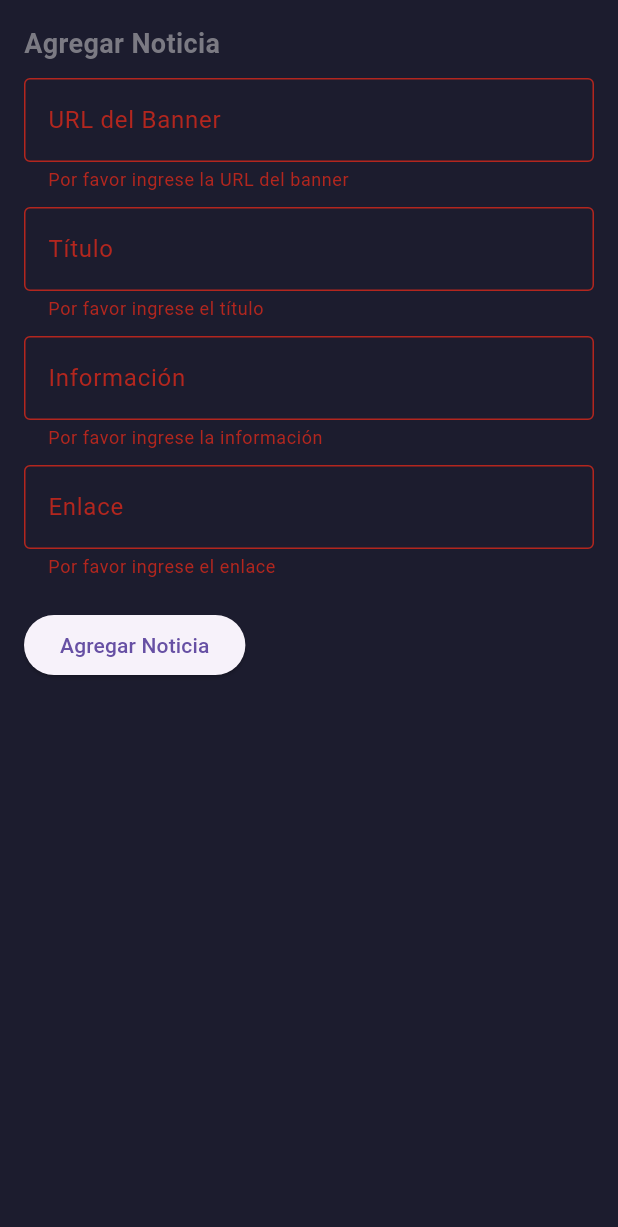
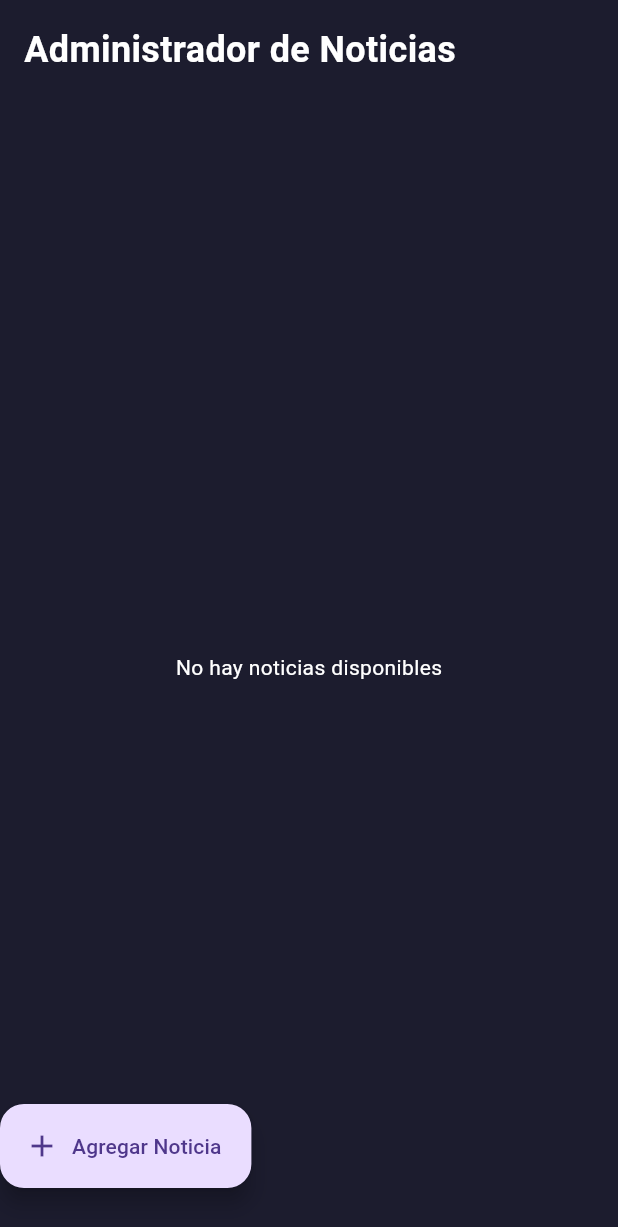
Before and after one commit to josesalber/APPS_BOOKS_2024, a Flutter app: the AddNews screen opened directly, after a tap on "Agregar Noticia", on a phone screen of 412 x 824 dp. Shown: the top 1227 px of the screen. Run offline on Flutter 3.47's test engine with Material 3 defaults, Android fonts, the light colour scheme and no system bars; our stand-ins replace animated_text_kit, carousel_slider, cloud_firestore, firebase_auth, firebase_core, flutter_html and 2 more; accounts and stored records are empty; network calls fail.

Commit message:
Final app

```diff
--- a/lib/services/fortnite_api.dart
+++ b/lib/services/fortnite_api.dart
@@ -28,4 +28,8 @@ class FortniteApi {
       throw Exception('Failed to load character images');
     }
   }
+
+  static String getImageUrl(String profileImageId) {
+    return 'https://fortnite-api.com/images/cosmetics/br/${profileImageId.toLowerCase()}/icon.png';
+  }
 }
--- a/lib/src/pages/HomePage/UserPage.dart
+++ b/lib/src/pages/HomePage/UserPage.dart
@@ -34,7 +34,7 @@ class _UserPageState extends State<UserPage> {
   String? _lastName;
   String? _university;
   String? _role;
-  String? _profileImageUrl; // URL de la imagen de perfil
+  String? _profileImageUrl;
   List<String> _coursePreferences = [];
   List<String> _bookPreferences = [];
 
@@ -96,10 +96,10 @@ class _UserPageState extends State<UserPage> {
           _firstName = data['firstName'];
           _lastName = data['lastName'];
           _university = data['university'];
-          _role = data['role']; // Obtener el rol del usuario
+          _role = data['role'];
           _profileImageUrl = data['profileImageId'] != null
               ? 'https://fortnite-api.com/images/cosmetics/br/${data['profileImageId'].toLowerCase()}/icon.png'
-              : null; // Obtener la URL de la imagen de perfil
+              : null;
         });
       }
     }
@@ -204,8 +204,8 @@ class _UserPageState extends State<UserPage> {
               lastName: _lastName,
               university: _university,
               email: user?.email,
-              role: _role, // Pasar el rol del usuario
-              profileImageUrl: _profileImageUrl, // Pasar la URL de la imagen de perfil
+              role: _role,
+              profileImageUrl: _profileImageUrl,
             ),
             const SizedBox(height: 20),
             CategoryButtons(categories: _showCourses ? _coursePreferences : _bookPreferences),
--- a/lib/src/pages/HomePage/widgets/DetalleNoticiaPage.dart
+++ b/lib/src/pages/HomePage/widgets/DetalleNoticiaPage.dart
@@ -41,7 +41,7 @@ class DetalleNoticiaPage extends StatelessWidget {
       body: Stack(
         children: [
           SingleChildScrollView(
-            padding: const EdgeInsets.only(bottom: 80.0), // Espacio para el botón
+            padding: const EdgeInsets.only(bottom: 80.0),
             child: Column(
               crossAxisAlignment: CrossAxisAlignment.start,
               children: [
--- a/lib/src/pages/HomePage/widgets/UserPageConfig/add_news.dart
+++ b/lib/src/pages/HomePage/widgets/UserPageConfig/add_news.dart
@@ -1,8 +1,8 @@
 import 'package:flutter/material.dart';
 import 'package:cloud_firestore/cloud_firestore.dart';
 import 'package:firebase_auth/firebase_auth.dart';
+import 'package:url_launcher/url_launcher.dart';
 import '../text_styles.dart';
-import 'package:url_launcher/url_launcher.dart';
 
 class AddNews extends StatefulWidget {
   const AddNews({super.key});
@@ -14,172 +14,162 @@ class AddNews extends StatefulWidget {
 class _AddNewsState extends State<AddNews> {
   final FirebaseFirestore _firestore = FirebaseFirestore.instance;
   final FirebaseAuth _auth = FirebaseAuth.instance;
-  final _formKey = GlobalKey<FormState>();
-  final TextEditingController _bannerController = TextEditingController();
-  final TextEditingController _titleController = TextEditingController();
-  final TextEditingController _infoController = TextEditingController();
-  final TextEditingController _linkController = TextEditingController();
-  Map<String, dynamic>? _latestNews;
 
-  Future<void> _addNews() async {
-    if (!_formKey.currentState!.validate()) {
-      return;
+  Future<void> _deleteNews(String id) async {
+    try {
+      await _firestore.collection('Noticias').doc(id).update({
+        'status': 0,
+        'deletionTimestamp': FieldValue.serverTimestamp(),
+      });
+      ScaffoldMessenger.of(context).showSnackBar(
+        const SnackBar(content: Text('Noticia eliminada')),
+      );
+    } catch (e) {
+      print('Error deleting news: $e');
+    }
   }
 
-    final user = _auth.currentUser;
-    if (user == null) return;
+  Future<void> _deleteNewsPermanently(String id) async {
+    try {
+      await _firestore.collection('Noticias').doc(id).delete();
+      ScaffoldMessenger.of(context).showSnackBar(
+        const SnackBar(content: Text('Noticia eliminada definitivamente')),
+      );
+    } catch (e) {
+      print('Error deleting news permanently: $e');
+    }
+  }
 
-    final newsData = {
-      'banner': _bannerController.text,
-      'title': _titleController.text,
-      'info': _infoController.text,
-      'link': _linkController.text,
-      'adminId': user.uid,
-      'timestamp': FieldValue.serverTimestamp(),
-    };
-
+  Future<void> _restoreNews(String id) async {
     try {
-      await _firestore.collection('Noticias').add(newsData);
-      setState(() {
-        _latestNews = newsData;
+      await _firestore.collection('Noticias').doc(id).update({
+        'status': 1,
+        'deletionTimestamp': null,
       });
       ScaffoldMessenger.of(context).showSnackBar(
-        const SnackBar(content: Text('Noticia agregada')),
+        const SnackBar(content: Text('Noticia restaurada')),
       );
-      _bannerController.clear();
-      _titleController.clear();
-      _infoController.clear();
-      _linkController.clear();
     } catch (e) {
-      print('Error adding news: $e');
+      print('Error restoring news: $e');
+    }
+  }
+
+  Future<void> _launchUrl(String url) async {
+    if (await canLaunch(url)) {
+      await launch(url);
+    } else {
+      throw 'Could not launch $url';
     }
   }
 
   @override
   Widget build(BuildContext context) {
-    return SingleChildScrollView(
+    return Scaffold(
+      body: Column(
+        children: [
+          Padding(
             padding: const EdgeInsets.all(16.0),
-      child: Column(
-        crossAxisAlignment: CrossAxisAlignment.start,
+            child: Row(
+              mainAxisAlignment: MainAxisAlignment.spaceBetween,
               children: [
-          const Text('Agregar Noticia', style: TextStyles.subtitle),
-          const SizedBox(height: 10),
-          Form(
-            key: _formKey,
-            child: Column(
-              crossAxisAlignment: CrossAxisAlignment.start,
-              children: [
-                TextFormField(
-                  controller: _bannerController,
-                  decoration: const InputDecoration(
-                    labelText: 'URL del Banner',
-                    border: OutlineInputBorder(),
+                const Text(
+                  'Administrador de Noticias',
+                  style: TextStyle(
+                    fontSize: 24,
+                    fontWeight: FontWeight.bold,
+                    color: Colors.white,
                   ),
-                  validator: (value) {
-                    if (value == null || value.isEmpty) {
-                      return 'Por favor ingrese la URL del banner';
-                    }
-                    return null;
-                  },
-                ),
-                const SizedBox(height: 10),
-                TextFormField(
-                  controller: _titleController,
-                  decoration: const InputDecoration(
-                    labelText: 'Título',
-                    border: OutlineInputBorder(),
-                  ),
-                  validator: (value) {
-                    if (value == null || value.isEmpty) {
-                      return 'Por favor ingrese el título';
-                    }
-                    return null;
-                  },
-                ),
-                const SizedBox(height: 10),
-                TextFormField(
-                  controller: _infoController,
-                  decoration: const InputDecoration(
-                    labelText: 'Información',
-                    border: OutlineInputBorder(),
-                  ),
-                  validator: (value) {
-                    if (value == null || value.isEmpty) {
-                      return 'Por favor ingrese la información';
-                    }
-                    return null;
-                  },
-                ),
-                const SizedBox(height: 10),
-                TextFormField(
-                  controller: _linkController,
-                  decoration: const InputDecoration(
-                    labelText: 'Enlace',
-                    border: OutlineInputBorder(),
-                  ),
-                  validator: (value) {
-                    if (value == null || value.isEmpty) {
-                      return 'Por favor ingrese el enlace';
-                    }
-                    return null;
-                  },
-                ),
-                const SizedBox(height: 20),
-                ElevatedButton(
-                  onPressed: _addNews,
-                  child: const Text('Agregar Noticia'),
                 ),
               ],
             ),
           ),
-          const SizedBox(height: 20),
-          if (_latestNews != null) ...[
-            const Text('Previsualización', style: TextStyles.subtitle),
-            Card(
-              margin: const EdgeInsets.symmetric(vertical: 10),
+          Expanded(
+            child: StreamBuilder<QuerySnapshot>(
+              stream: _firestore.collection('Noticias').orderBy('timestamp', descending: true).snapshots(),
+              builder: (context, snapshot) {
+                if (snapshot.connectionState == ConnectionState.waiting) {
+                  return const Center(child: CircularProgressIndicator());
+                }
+
+                if (snapshot.hasError) {
+                  return const Center(child: Text('Error al cargar noticias'));
+                }
+
+                if (!snapshot.hasData || snapshot.data!.docs.isEmpty) {
+                  return const Center(child: Text('No hay noticias disponibles'));
+                }
+
+                final newsDocs = snapshot.data!.docs;
+
+                return ListView.builder(
+                  itemCount: newsDocs.length,
+                  itemBuilder: (context, index) {
+                    final news = newsDocs[index].data() as Map<String, dynamic>;
+                    final id = newsDocs[index].id;
+                    final isDeleted = news['status'] == 0;
+
+                    return Card(
+                      color: isDeleted ? Colors.red : Colors.white,
+                      margin: const EdgeInsets.symmetric(vertical: 10, horizontal: 16),
                       child: Column(
                         crossAxisAlignment: CrossAxisAlignment.start,
                         children: [
                           Image.network(
-                    _latestNews!['banner'],
+                            news['banner'],
                             height: 200,
                             width: double.infinity,
                             fit: BoxFit.cover,
                           ),
                           Padding(
                             padding: const EdgeInsets.all(8.0),
-                    child: Column(
-                      crossAxisAlignment: CrossAxisAlignment.start,
-                      children: [
-                        Text(
-                          _latestNews!['title'],
+                            child: Text(
+                              news['title'],
                               style: const TextStyle(
                                 fontSize: 18,
                                 fontWeight: FontWeight.bold,
+                                color: Colors.black,
                               ),
                             ),
-                        const SizedBox(height: 8),
-                        Text(_latestNews!['info']),
-                        const SizedBox(height: 8),
+                          ),
+                          Row(
+                            mainAxisAlignment: MainAxisAlignment.end,
+                            children: [
+                              if (isDeleted)
                                 TextButton(
-                          onPressed: () async {
-                            final url = _latestNews!['link'];
-                            if (await canLaunch(url)) {
-                              await launch(url);
-                            } else {
-                              throw 'Could not launch $url';
-                            }
-                          },
-                          child: const Text('Ir al enlace'),
+                                  onPressed: () => _restoreNews(id),
+                                  child: const Text('Restaurar'),
+                                ),
+                              if (!isDeleted)
+                                TextButton(
+                                  onPressed: () => _launchUrl('https://your-web-url.com/edit_news?id=$id'),
+                                  child: const Text('Editar'),
+                                ),
+                              TextButton(
+                                onPressed: () => isDeleted ? _deleteNewsPermanently(id) : _deleteNews(id),
+                                child: Text(isDeleted ? 'Eliminar Definitivamente' : 'Eliminar'),
                               ),
                             ],
+                          ),
+                        ],
+                      ),
+                    );
+                  },
+                );
+              },
             ),
           ),
         ],
       ),
+      floatingActionButton: Align(
+        alignment: Alignment.bottomLeft,
+        child: Padding(
+          padding: const EdgeInsets.all(16.0),
+          child: FloatingActionButton.extended(
+            onPressed: () => _launchUrl('https://your-web-url.com/add_news'),
+            label: const Text('Agregar Noticia'),
+            icon: const Icon(Icons.add),
           ),
-          ],
-        ],
+        ),
       ),
     );
   }
--- a/lib/src/pages/HomePage/widgets/detalle_libro.dart
+++ b/lib/src/pages/HomePage/widgets/detalle_libro.dart
@@ -136,7 +136,6 @@ class DetalleLibroPage extends StatelessWidget {
                     throw 'Could not launch $url';
                   }
                 } else {
-                  // Manejar el caso en que no haya enlaces de descarga
                   print('No download links available');
                 }
               },
```
Also changed, not shown: lib/src/pages/HomePage/widgets/UserPageConfig/user_management.dart (+25 -4 lines). Lines whose indentation alone changed are shown as unchanged.
